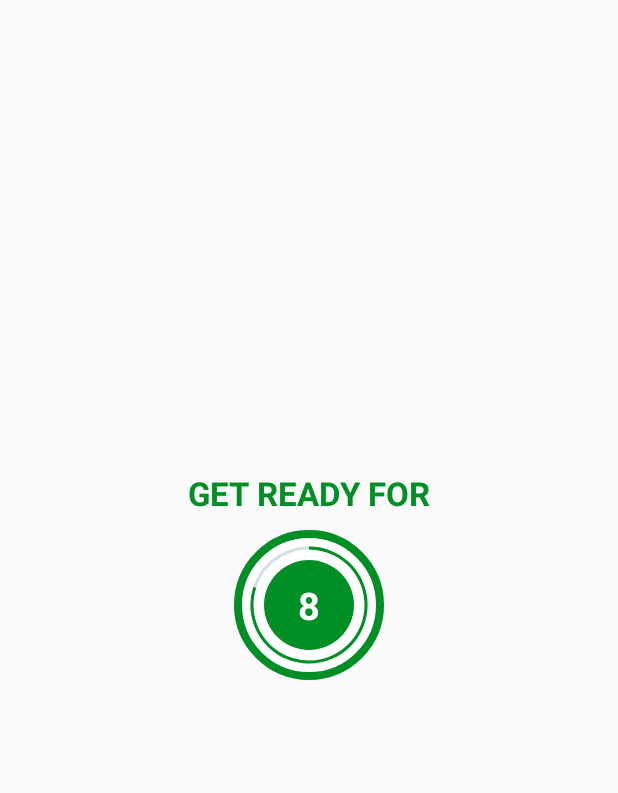
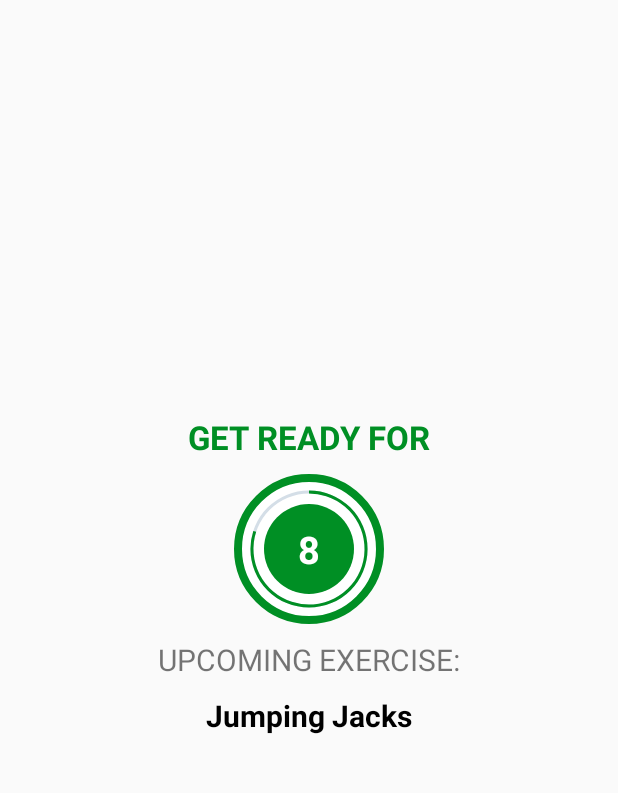
Before and after one commit to BulgakovIvan/7MinuteWorkout, an Android app: the ExerciseActivity screen opened directly, with no data from a screen before it, on a phone screen of 412 x 824 dp, the part 84-877 px from its top. Run offline under Robolectric (Android 15) with nearby library versions, the phone set to English and light mode, and no system bars.

Commit message:
Add ExerciseList, Image, display exercise

```diff
--- /dev/null
+++ b/app/src/main/java/com/example/a7minuteworkout/Constants.kt
@@ -0,0 +1,77 @@
+package com.example.a7minuteworkout
+
+class Constants {
+    companion object {
+        fun defaultExerciseList() : ArrayList<ExerciseModel> {
+            val exerciseList = ArrayList<ExerciseModel>()
+
+            val jumpingJacks =
+                    ExerciseModel(1, "Jumping Jacks", R.drawable.ic_jumping_jacks, isCompleted = false, isSelected = false)
+            exerciseList.add(jumpingJacks)
+
+            val wallSit = ExerciseModel(2, "Wall Sit", R.drawable.ic_wall_sit, isCompleted = false, isSelected = false)
+            exerciseList.add(wallSit)
+
+            val pushUp = ExerciseModel(3, "Push Up", R.drawable.ic_push_up, isCompleted = false, isSelected = false)
+            exerciseList.add(pushUp)
+
+            val abdominalCrunch =
+                    ExerciseModel(4, "Abdominal Crunch", R.drawable.ic_abdominal_crunch, isCompleted = false, isSelected = false)
+            exerciseList.add(abdominalCrunch)
+
+            val stepUpOnChair =
+                    ExerciseModel(
+                            5,
+                            "Step-Up onto Chair",
+                            R.drawable.ic_step_up_onto_chair,
+                            isCompleted = false,
+                            isSelected = false
+                    )
+            exerciseList.add(stepUpOnChair)
+
+            val squat = ExerciseModel(6, "Squat", R.drawable.ic_squat, isCompleted = false, isSelected = false)
+            exerciseList.add(squat)
+
+            val tricepDipOnChair =
+                    ExerciseModel(
+                            7,
+                            "Tricep Dip On Chair",
+                            R.drawable.ic_triceps_dip_on_chair,
+                            isCompleted = false,
+                            isSelected = false
+                    )
+            exerciseList.add(tricepDipOnChair)
+
+            val plank = ExerciseModel(8, "Plank", R.drawable.ic_plank, isCompleted = false, isSelected = false)
+            exerciseList.add(plank)
+
+            val highKneesRunningInPlace =
+                    ExerciseModel(
+                            9, "High Knees Running In Place",
+                            R.drawable.ic_high_knees_running_in_place,
+                            isCompleted = false,
+                            isSelected = false
+                    )
+            exerciseList.add(highKneesRunningInPlace)
+
+            val lunges = ExerciseModel(10, "Lunges", R.drawable.ic_lunge, isCompleted = false, isSelected = false)
+            exerciseList.add(lunges)
+
+            val pushupAndRotation =
+                    ExerciseModel(
+                            11,
+                            "Push up and Rotation",
+                            R.drawable.ic_push_up_and_rotation,
+                            isCompleted = false,
+                            isSelected = false
+                    )
+            exerciseList.add(pushupAndRotation)
+
+            val sidePlank = ExerciseModel(12, "Side Plank", R.drawable.ic_side_plank, isCompleted = false, isSelected = false)
+            exerciseList.add(sidePlank)
+
+
+            return  exerciseList
+        }
+    }
+}
--- a/app/src/main/java/com/example/a7minuteworkout/ExerciseActivity.kt
+++ b/app/src/main/java/com/example/a7minuteworkout/ExerciseActivity.kt
@@ -17,6 +17,9 @@
     private var exerciseProgress = 0
     private var exerciseTimerDuration = 30_000L
 
+    private var exerciseList: ArrayList<ExerciseModel>? = null
+    private var currentExercisePosition = -1
+
     override fun onCreate(savedInstanceState: Bundle?) {
         super.onCreate(savedInstanceState)
         binding = ActivityExerciseBinding.inflate(layoutInflater)
@@ -31,6 +34,8 @@
         binding.toolbarExerciseActivity.setNavigationOnClickListener {
             onBackPressed()
         }
+
+        exerciseList = Constants.defaultExerciseList()
 
         setupRestView()
     }
@@ -53,6 +58,7 @@
             }
 
             override fun onFinish() {
+                currentExercisePosition++
                 setupExerciseView()
             }
         }.start()
@@ -68,17 +74,25 @@
             }
 
             override fun onFinish() {
-                Toast.makeText(this@ExerciseActivity,
-                        "Finish", Toast.LENGTH_SHORT).show()
+                if (currentExercisePosition < exerciseList?.size!! - 1) {
+                    setupRestView()
+                } else {
+                    Toast.makeText(this@ExerciseActivity, "Congratulations!", Toast.LENGTH_SHORT).show()
+                }
             }
         }.start()
     }
 
     private fun setupRestView() {
+        binding.llRestView.visibility = View.VISIBLE
+        binding.llExerciseView.visibility = View.GONE
+
         if (restTimer != null) {
             restTimer!!.cancel()
             restProgress = 0
         }
+
+        binding.tvUpcomingExerciseName.text = exerciseList!![currentExercisePosition + 1].getName()
 
         setRestProgressBar()
     }
@@ -92,6 +106,9 @@
             exerciseProgress = 0
         }
 
+        binding.ivImage.setImageResource(exerciseList!![currentExercisePosition].getImage())
+        binding.tvExerciseName.text = exerciseList!![currentExercisePosition].getName()
+
         setExerciseProgressBar()
     }
 }
--- /dev/null
+++ b/app/src/main/java/com/example/a7minuteworkout/ExerciseModel.kt
@@ -0,0 +1,47 @@
+package com.example.a7minuteworkout
+
+class ExerciseModel(private var id: Int,
+                    private var name: String,
+                    private var image: Int,
+                    private var isCompleted: Boolean,
+                    private var isSelected: Boolean) {
+    fun getId(): Int {
+        return id
+    }
+
+    fun setId(id: Int) {
+        this.id = id
+    }
+
+    fun getName(): String {
+        return name
+    }
+
+    fun setName(name: String) {
+        this.name = name
+    }
+
+    fun getImage(): Int {
+        return image
+    }
+
+    fun setImage(image: Int) {
+        this.image = image
+    }
+
+    fun getIsCompleted(): Boolean {
+        return isCompleted
+    }
+
+    fun setIsCompleted(isCompleted: Boolean) {
+        this.isCompleted = isCompleted
+    }
+
+    fun getIsSelected(): Boolean {
+        return isSelected
+    }
+
+    fun setIsSelected(isSelected: Boolean) {
+        this.isSelected = isSelected
+    }
+}
--- a/app/src/main/res/layout/activity_exercise.xml
+++ b/app/src/main/res/layout/activity_exercise.xml
@@ -12,6 +12,7 @@
         android:layout_height="?android:attr/actionBarSize"
         android:background="@color/white"/>
 
+<!-- Restview -->
     <LinearLayout
         android:id="@+id/llRestView"
         android:layout_width="match_parent"
@@ -19,7 +20,8 @@
         android:layout_below="@id/toolbar_exercise_activity"
         android:gravity="center"
         android:orientation="vertical"
-        android:visibility="visible">
+        android:visibility="visible"
+        tools:visibility="invisible">
 
         <TextView
             android:layout_width="wrap_content"
@@ -69,8 +71,28 @@
 
         </FrameLayout>
 
+        <TextView
+            android:layout_width="wrap_content"
+            android:layout_height="wrap_content"
+            android:layout_marginTop="10dp"
+            android:text="@string/upcoming_exercise"
+            android:textSize="20sp"
+            android:gravity="center"/>
+
+        <TextView
+            android:id="@+id/tvUpcomingExerciseName"
+            android:layout_width="wrap_content"
+            android:layout_height="wrap_content"
+            android:layout_marginTop="10dp"
+            android:gravity="center"
+            android:textSize="20sp"
+            android:textStyle="bold"
+            tools:text="exercise"
+            android:textColor="@color/black"/>
+
     </LinearLayout>
 
+<!-- ExerciseView -->
     <LinearLayout
         android:id="@+id/llExerciseView"
         android:layout_width="match_parent"
@@ -78,7 +100,17 @@
         android:layout_below="@id/toolbar_exercise_activity"
         android:gravity="center"
         android:orientation="vertical"
-        android:visibility="gone">
+        android:visibility="gone"
+        tools:visibility="visible">
+
+        <ImageView
+            android:id="@+id/ivImage"
+            android:layout_width="match_parent"
+            android:layout_height="0dp"
+            android:layout_weight="1"
+            android:scaleType="centerInside"
+            android:contentDescription="@string/image"
+            android:src="@drawable/ic_jumping_jacks"/>
 
         <TextView
             android:id="@+id/tvExerciseName"
--- a/app/src/main/res/values/strings.xml
+++ b/app/src/main/res/values/strings.xml
@@ -5,4 +5,5 @@
     <string name="str_start">START</string>
     <string name="restTimerName">GET READY FOR</string>
     <string name="exerciseTimerName">Exercise name</string>
+    <string name="upcoming_exercise">UPCOMING EXERCISE:</string>
 </resources>
```
Also changed, not shown: app/src/main/res/drawable/ic_abdominal_crunch.png (added), app/src/main/res/drawable/ic_high_knees_running_in_place.png (added), app/src/main/res/drawable/ic_jumping_jacks.png (added), app/src/main/res/drawable/ic_lunge.png (added), app/src/main/res/drawable/ic_plank.png (added), app/src/main/res/drawable/ic_push_up.png (added), app/src/main/res/drawable/ic_push_up_and_rotation.png (added), app/src/main/res/drawable/ic_side_plank.png (added), app/src/main/res/drawable/ic_squat.png (added), app/src/main/res/drawable/ic_step_up_onto_chair.png (added), app/src/main/res/drawable/ic_triceps_dip_on_chair.png (added), app/src/main/res/drawable/ic_wall_sit.png (added).
